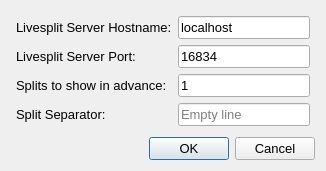
Before: the Qt Designer form src/splitnotes2/ui/layouts/settings.ui in DavidCEllis/SplitGuides, drawn with Qt 5.
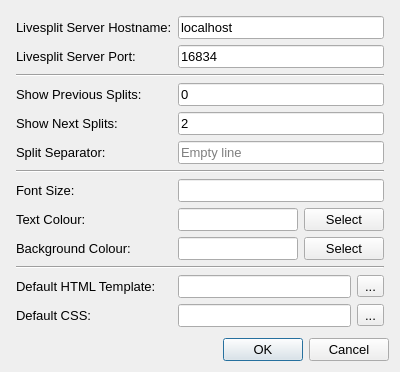
After: the same form once the commit is applied.

Commit message: Add full settings to UI

Diff of the .ui file:
```diff
--- a/src/splitnotes2/ui/layouts/settings.ui
+++ b/src/splitnotes2/ui/layouts/settings.ui
@@ -9,8 +9,8 @@
    <rect>
     <x>0</x>
     <y>0</y>
-    <width>326</width>
-    <height>164</height>
+    <width>400</width>
+    <height>371</height>
    </rect>
   </property>
   <property name="font">
@@ -22,7 +22,22 @@
    <string>Dialog</string>
   </property>
   <layout class="QGridLayout" name="gridLayout">
-   <item row="0" column="0">
+   <item row="2" column="0">
+    <widget class="QDialogButtonBox" name="buttonBox">
+     <property name="font">
+      <font>
+       <pointsize>10</pointsize>
+      </font>
+     </property>
+     <property name="orientation">
+      <enum>Qt::Horizontal</enum>
+     </property>
+     <property name="standardButtons">
+      <set>QDialogButtonBox::Cancel|QDialogButtonBox::Ok</set>
+     </property>
+    </widget>
+   </item>
+   <item row="1" column="0">
     <layout class="QFormLayout" name="formLayout">
      <property name="leftMargin">
       <number>5</number>
@@ -84,7 +99,28 @@
        </property>
       </widget>
      </item>
-     <item row="2" column="0">
+     <item row="2" column="0" colspan="2">
+      <widget class="Line" name="line_1">
+       <property name="orientation">
+        <enum>Qt::Horizontal</enum>
+       </property>
+      </widget>
+     </item>
+     <item row="3" column="0">
+      <widget class="QLabel" name="previous_label">
+       <property name="text">
+        <string>Show Previous Splits:</string>
+       </property>
+      </widget>
+     </item>
+     <item row="3" column="1">
+      <widget class="QLineEdit" name="previous_edit">
+       <property name="text">
+        <string>0</string>
+       </property>
+      </widget>
+     </item>
+     <item row="4" column="0">
       <widget class="QLabel" name="advance_label">
        <property name="font">
         <font>
@@ -92,11 +128,11 @@
         </font>
        </property>
        <property name="text">
-        <string>Splits to show in advance:</string>
+        <string>Show Next Splits:</string>
        </property>
       </widget>
      </item>
-     <item row="2" column="1">
+     <item row="4" column="1">
       <widget class="QLineEdit" name="advance_edit">
        <property name="font">
         <font>
@@ -104,11 +140,11 @@
         </font>
        </property>
        <property name="text">
-        <string>1</string>
+        <string>2</string>
        </property>
       </widget>
      </item>
-     <item row="3" column="0">
+     <item row="5" column="0">
       <widget class="QLabel" name="separator_label">
        <property name="font">
         <font>
@@ -120,7 +156,7 @@
        </property>
       </widget>
      </item>
-     <item row="3" column="1">
+     <item row="5" column="1">
       <widget class="QLineEdit" name="separator_edit">
        <property name="font">
         <font>
@@ -135,23 +171,116 @@
        </property>
       </widget>
      </item>
+     <item row="6" column="0" colspan="2">
+      <widget class="Line" name="line_2">
+       <property name="orientation">
+        <enum>Qt::Horizontal</enum>
+       </property>
+      </widget>
+     </item>
+     <item row="7" column="0">
+      <widget class="QLabel" name="fontsize_label">
+       <property name="text">
+        <string>Font Size:</string>
+       </property>
+      </widget>
+     </item>
+     <item row="7" column="1">
+      <widget class="QLineEdit" name="fontsize_edit"/>
+     </item>
+     <item row="8" column="0">
+      <widget class="QLabel" name="textcolor_label">
+       <property name="text">
+        <string>Text Colour:</string>
+       </property>
+      </widget>
+     </item>
+     <item row="8" column="1">
+      <layout class="QHBoxLayout" name="textcolor_layout">
+       <item>
+        <widget class="QLineEdit" name="textcolor_edit"/>
+       </item>
+       <item>
+        <widget class="QPushButton" name="textcolor_button">
+         <property name="text">
+          <string>Select</string>
+         </property>
+        </widget>
+       </item>
+      </layout>
+     </item>
+     <item row="9" column="0">
+      <widget class="QLabel" name="bgcolor_label">
+       <property name="text">
+        <string>Background Colour:</string>
+       </property>
+      </widget>
+     </item>
+     <item row="9" column="1">
+      <layout class="QHBoxLayout" name="bgcolor_layout">
+       <item>
+        <widget class="QLineEdit" name="bgcolor_edit"/>
+       </item>
+       <item>
+        <widget class="QPushButton" name="bgcolor_button">
+         <property name="text">
+          <string>Select</string>
+         </property>
+        </widget>
+       </item>
+      </layout>
+     </item>
+     <item row="11" column="0">
+      <widget class="QLabel" name="html_template_label">
+       <property name="text">
+        <string>Default HTML Template:</string>
+       </property>
+      </widget>
+     </item>
+     <item row="11" column="1">
+      <layout class="QHBoxLayout" name="horizontalLayout">
+       <item>
+        <widget class="QLineEdit" name="htmltemplate_edit"/>
+       </item>
+       <item>
+        <widget class="QToolButton" name="htmltemplate_button">
+         <property name="text">
+          <string>...</string>
+         </property>
+        </widget>
+       </item>
+      </layout>
+     </item>
+     <item row="12" column="0">
+      <widget class="QLabel" name="css_label">
+       <property name="text">
+        <string>Default CSS:</string>
+       </property>
+      </widget>
+     </item>
+     <item row="12" column="1">
+      <layout class="QHBoxLayout" name="horizontalLayout_2">
+       <item>
+        <widget class="QLineEdit" name="css_edit"/>
+       </item>
+       <item>
+        <widget class="QToolButton" name="css_button">
+         <property name="text">
+          <string>...</string>
+         </property>
+        </widget>
+       </item>
+      </layout>
+     </item>
+     <item row="10" column="0" colspan="2">
+      <widget class="Line" name="line_3">
+       <property name="orientation">
+        <enum>Qt::Horizontal</enum>
+       </property>
+      </widget>
+     </item>
     </layout>
    </item>
-   <item row="1" column="0">
-    <widget class="QDialogButtonBox" name="buttonBox">
-     <property name="font">
-      <font>
-       <pointsize>10</pointsize>
-      </font>
-     </property>
-     <property name="orientation">
-      <enum>Qt::Horizontal</enum>
-     </property>
-     <property name="standardButtons">
-      <set>QDialogButtonBox::Cancel|QDialogButtonBox::Ok</set>
-     </property>
-    </widget>
-   </item>
   </layout>
  </widget>
  <resources/>
```
Left out of the diff: 40 changed lines with no effect on the pictures.
